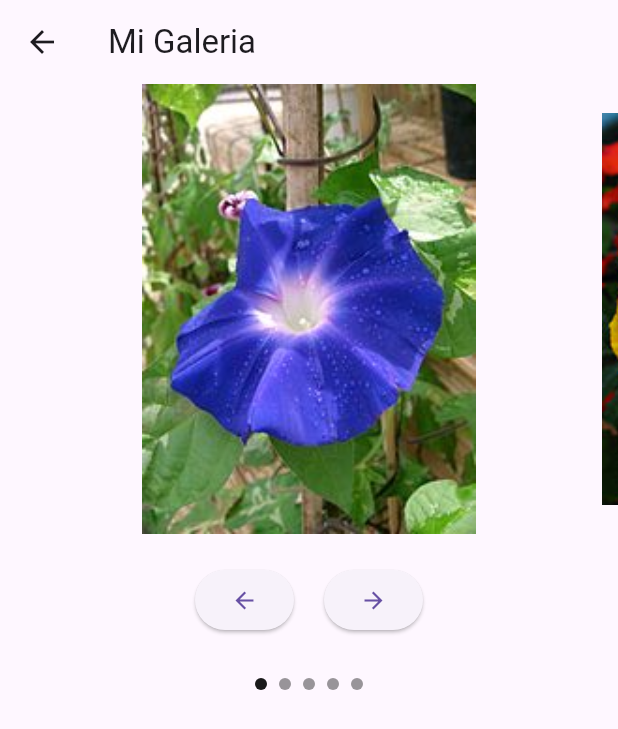
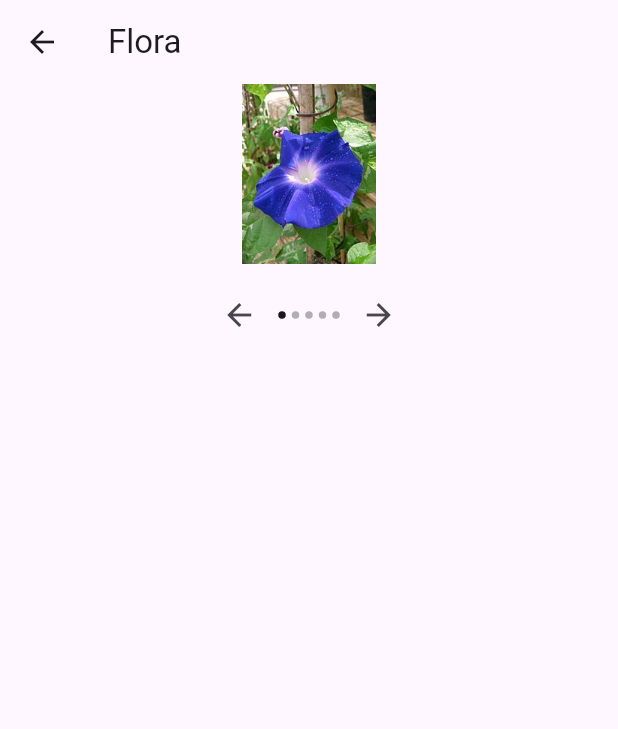
Before and after one commit to sara-jr/proyecto-flutter, a Flutter app: the FlowersGalery screen opened by its route, on a phone screen of 412 x 824 dp. Shown: the top 729 px of the screen. Run offline on Flutter 3.47's test engine with Material 3 defaults, Android fonts, the phone set to English and light mode, and no system bars; drawn by our look-alikes of carousel_slider; our stand-ins replace flutter_animate, flutter_map, flutter_rating_bar, latlong2, location; missing offline and left inert: dart:ffi.

Commit message:
Modificada la interfaz para floes para el smartwatch

```diff
--- a/lib/flowers.dart
+++ b/lib/flowers.dart
@@ -1,3 +1,5 @@
+import 'dart:ffi';
+
 import 'package:flutter/material.dart';
 import 'package:carousel_slider/carousel_slider.dart' as CarouselPkg;
 
@@ -6,6 +8,7 @@ class FlowersGalery extends StatefulWidget {
   @override
   _FlowersGaleryState createState() => _FlowersGaleryState();
 }
+
 class _FlowersGaleryState extends State<FlowersGalery> {
   final List<String> imgList = [
     "assets/campanilla.jpg",
@@ -16,21 +19,22 @@ final List<String> imgList = [
   ];
 
   int _current = 0;
-CarouselPkg.CarouselSliderController _controller = CarouselPkg.CarouselSliderController();
+  CarouselPkg.CarouselSliderController _controller =
+      CarouselPkg.CarouselSliderController();
   @override
   Widget build(BuildContext context) {
     return Scaffold(
       appBar: AppBar(
-title: Text('Mi Galeria'),
+        title: const Text('Flora'),
       ),
       body: Column(
         children: [
           CarouselPkg.CarouselSlider(
             carouselController: _controller,
             options: CarouselPkg.CarouselOptions(
-height: 300.0,
+              height: 120.0,
               enlargeCenterPage: true,
-aspectRatio: 16 / 9,
+              aspectRatio: 4 / 3,
               enableInfiniteScroll: true,
               viewportFraction: 0.8,
               onPageChanged: (index, reason) {
@@ -45,43 +49,42 @@ child: Center(
                         child: Image.asset(
                           item,
                           fit: BoxFit.cover,
-height: 400,
+                          height: 120.0,
                         ),
                       ),
                     ))
                 .toList(),
           ),
-SizedBox(height: 20),
+          const SizedBox(height: 10),
           Row(
             mainAxisAlignment: MainAxisAlignment.center,
             children: [
-ElevatedButton(
+              IconButton(
                 onPressed: () => _controller.previousPage(),
-child: Icon(Icons.arrow_back),
+                icon: const Icon(Icons.arrow_back),
               ),
-SizedBox(width: 20),
-ElevatedButton(
-onPressed: () => _controller.nextPage(),
-child: Icon(Icons.arrow_forward),
-),
-],
-),
-SizedBox(height: 20),
               Row(
                 mainAxisAlignment: MainAxisAlignment.center,
                 children: imgList.asMap().entries.map((entry) {
                   return Container(
-width: 8.0,
-height: 8.0,
-margin: EdgeInsets.symmetric(vertical: 8.0, horizontal: 4.0),
+                    width: 5.0,
+                    height: 5.0,
+                    margin:
+                        EdgeInsets.symmetric(vertical: 2.0, horizontal: 2.0),
                     decoration: BoxDecoration(
                       shape: BoxShape.circle,
                       color: _current == entry.key
                           ? Color.fromRGBO(0, 0, 0, 0.9)
-: Color.fromRGBO(0, 0, 0, 0.4),
+                          : Color.fromRGBO(0, 0, 0, 0.3),
                     ),
                   );
                 }).toList(),
+              ),
+              IconButton(
+                onPressed: () => _controller.nextPage(),
+                icon: const Icon(Icons.arrow_forward),
+              ),
+            ],
           ),
         ],
       ),
```
Lines whose indentation alone changed are shown as unchanged.
